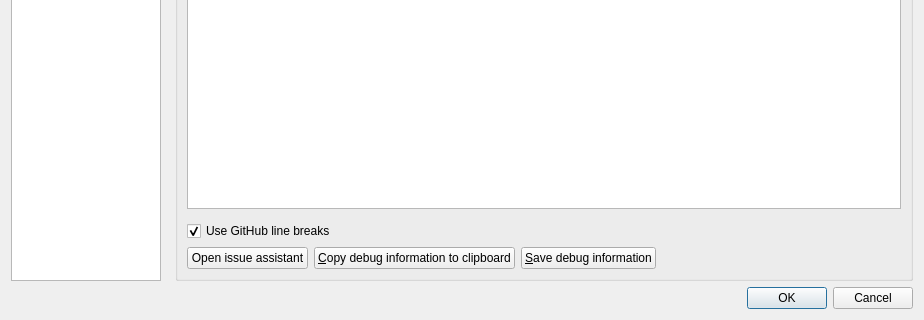
Before: the Qt Designer form src/dialogs/settingsdialog.ui in dwongdev/QOwnNotes, drawn with Qt 5; both pictures show x 0 to 924 and y 962 to 1282 of the 924 by 1282 pixel window.
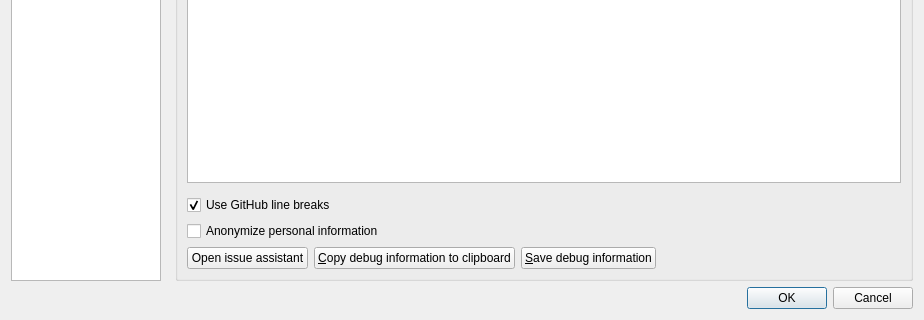
After: the same form once the commit is applied. The open tabs and pages were chosen to show the change. Icons and pictures are not drawn. Custom widgets are drawn as their Qt base class.

Commit message: #1765 misc: optionally anonymize personal information in debug output

```diff
--- a/src/dialogs/settingsdialog.ui
+++ b/src/dialogs/settingsdialog.ui
@@ -4774,6 +4774,16 @@
                   </property>
                  </widget>
                 </item>
+                <item row="6" column="0" colspan="7">
+                 <widget class="QCheckBox" name="debugInfoAnonymizeCheckBox">
+                  <property name="toolTip">
+                   <string>Hide usernames in paths and anonymize other personal identifiers in the generated debug information</string>
+                  </property>
+                  <property name="text">
+                   <string>Anonymize personal information</string>
+                  </property>
+                 </widget>
+                </item>
                 <item row="4" column="0" colspan="7">
                  <widget class="QFrame" name="debugInfoTextEditSearchFrame">
                   <property name="frameShape">
@@ -4784,7 +4794,7 @@
                   </property>
                  </widget>
                 </item>
-                <item row="6" column="0">
+                <item row="7" column="0">
                  <widget class="QPushButton" name="issueAssistantPushButton">
                   <property name="toolTip">
                    <string>This is the best way to open an issue</string>
@@ -4798,7 +4808,7 @@
                   </property>
                  </widget>
                 </item>
-                <item row="6" column="1">
+                <item row="7" column="1">
                  <widget class="QPushButton" name="copyDebugInfoButton">
                   <property name="toolTip">
                    <string>Please use this in the issue tracker</string>
@@ -4812,7 +4822,7 @@
                   </property>
                  </widget>
                 </item>
-                <item row="6" column="2">
+                <item row="7" column="2">
                  <widget class="QPushButton" name="saveDebugInfoButton">
                   <property name="toolTip">
                    <string>Please don't use this in the issue tracker</string>
@@ -4826,7 +4836,7 @@
                   </property>
                  </widget>
                 </item>
-                <item row="6" column="3" colspan="4">
+                <item row="7" column="3" colspan="4">
                  <spacer name="horizontalSpacer_14">
                   <property name="orientation">
                    <enum>Qt::Orientation::Horizontal</enum>
```
Left out of the diff: 1 changed line with no effect on the pictures. The commit also changes 8 other files.
